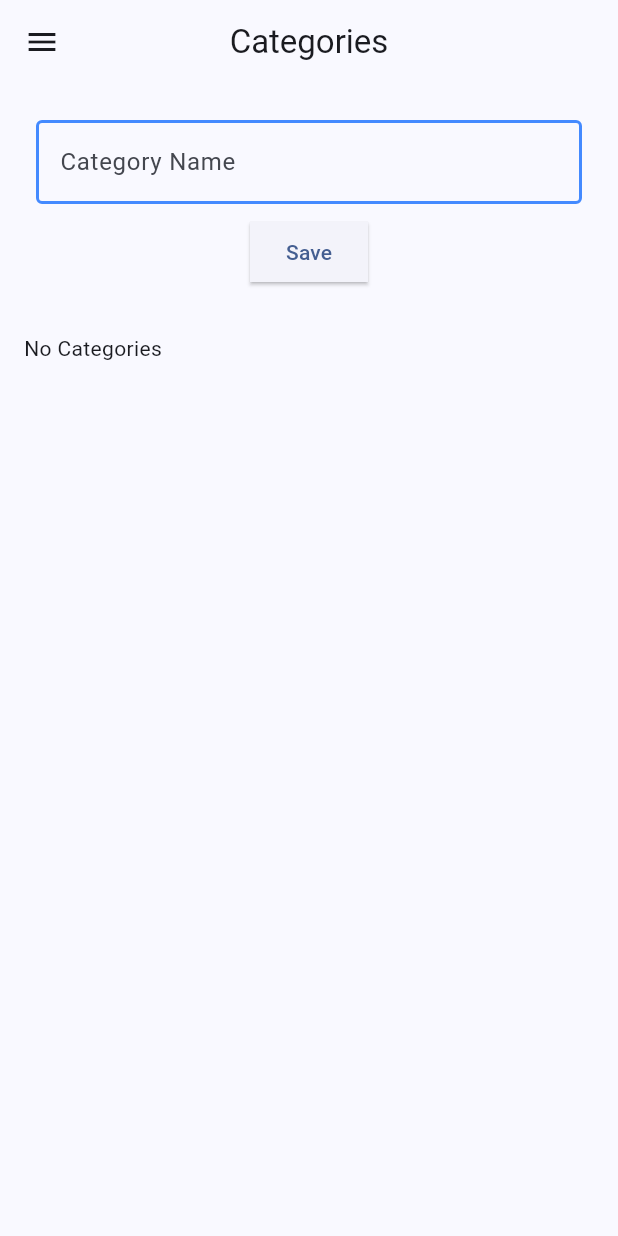
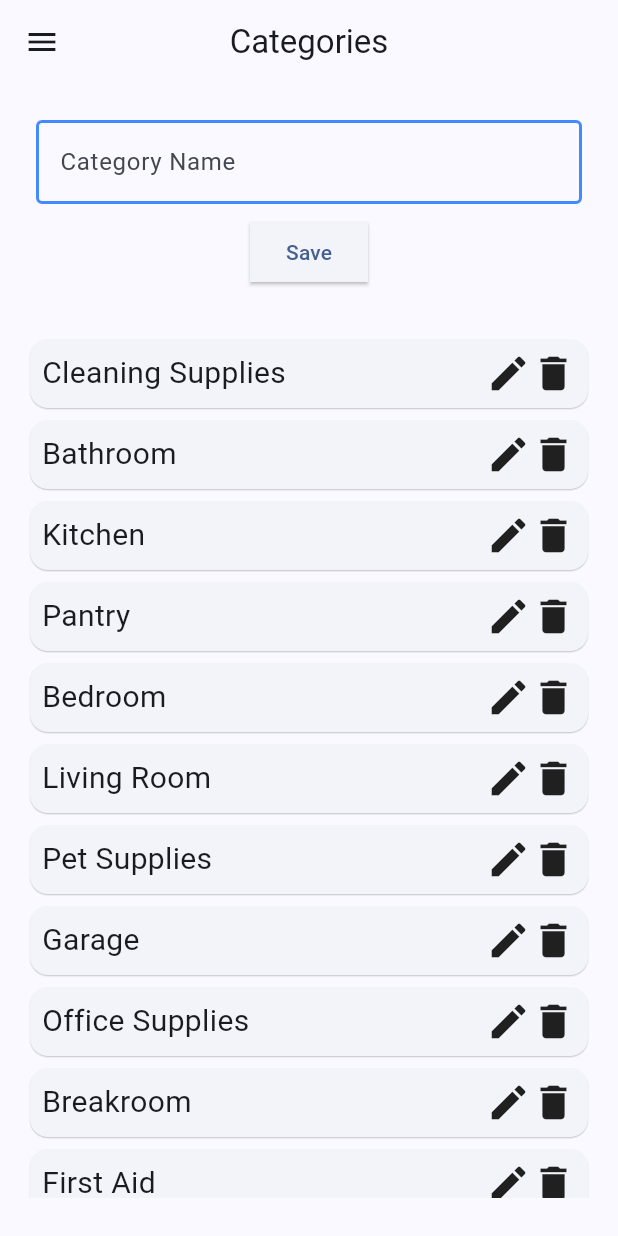
Before and after one commit to jainil30/Check_List, a Flutter app: the CategoryScreen screen opened directly, on a phone screen of 412 x 824 dp. Run offline on Flutter 3.47's test engine with Material 3 defaults, Android fonts, the phone set to English and light mode, and no system bars; our stand-ins replace flutter_native_contact_picker, flutter_slidable, get, hive; missing offline and left inert: syncfusion_flutter_pdf, whatsapp_unilink; accounts and stored records are empty; network calls fail.

Commit message:
Default Categories and Quantities

```diff
--- /dev/null
+++ b/lib/common/colors.dart
@@ -0,0 +1,3 @@
+import 'package:flutter/material.dart';
+
+final Color PRIMARY_COLOR = Colors.blueAccent;
--- a/lib/common/lists.dart
+++ b/lib/common/lists.dart
@@ -22,3 +22,32 @@ var drawerItems = [
   },
   {"title": "Add Items", "icon": Icon(Icons.add), "screen": AddItemScreen()},
 ];
+
+var categoryList = [
+  {"categoryName": "Cleaning Supplies"},
+  {"categoryName": "Bathroom"},
+  {"categoryName": "Kitchen"},
+  {"categoryName": "Pantry"},
+  {"categoryName": "Bedroom"},
+  {"categoryName": "Living Room"},
+  {"categoryName": "Pet Supplies"},
+  {"categoryName": "Garage"},
+  {"categoryName": "Office Supplies"},
+  {"categoryName": "Breakroom"},
+  {"categoryName": "First Aid"},
+  {"categoryName": "Technology"},
+  {"categoryName": "Gifts"},
+  {"categoryName": "DIY Projects"},
+  {"categoryName": "Seasonal"},
+  {"categoryName": "Other"},
+];
+
+var quantityList = [
+  {"quantityName": "Kilogram"},
+  {"quantityName": "Gram"},
+  {"quantityName": "Litre"},
+  {"quantityName": "Mililitre"},
+  {"quantityName": "Pack"},
+  {"quantityName": "Carton (24 Piece)"},
+  {"quantityName": "Dozen (12 Piece)"},
+];
--- a/lib/constants/string_constants.dart
+++ b/lib/constants/string_constants.dart
@@ -1,3 +1,6 @@
 const String CATEGORY_HIVE_BOX = "category";
 const String QUANTITY_HIVE_BOX = "quantity";
 const String ITEM_HIVE_BOX = "item";
+
+const String EMPTY_LIST_NOTE =
+    "No Items Available \n\n You need atleast 1 Category and 1 Quantity to Add Item";
--- a/lib/controllers/category_controller.dart
+++ b/lib/controllers/category_controller.dart
@@ -1,5 +1,6 @@
 import 'package:flutter/material.dart';
 import 'package:get/get.dart';
+import 'package:master_list/common/lists.dart';
 import 'package:master_list/models/CategoryModel.dart';
 import 'package:master_list/services/hive_services.dart';
 
@@ -13,11 +14,30 @@ class CategoryController extends GetxController {
 
   CategoryController() {
     hiveService = HiveServices();
+
+    fetchAllCategories();
+    if (categories.isEmpty) {
+      for (var category in categoryList) {
+        hiveService
+            .addCategory(CategoryModel(categoryName: category["categoryName"]));
+      }
+    }
+
     fetchAllCategories();
   }
 
   void addCategory(CategoryModel newCategory) {
-    hiveService.addCategory(newCategory);
+    if (categories
+        .where((element) => element.categoryName == newCategory.categoryName)
+        .isEmpty) {
+      hiveService.addCategory(newCategory);
+    } else {
+      Get.snackbar(
+          "${newCategory.categoryName} is already present in categories",
+          "Try adding some other category",
+          icon: Icon(Icons.category));
+    }
+
     fetchAllCategories();
   }
 
--- a/lib/services/hive_services.dart
+++ b/lib/services/hive_services.dart
@@ -10,6 +10,7 @@ class HiveServices {
   final itemBox = Boxes.getItemBox();
 
   void addCategory(CategoryModel category) {
+    print("Added CateGory :  ${category.categoryName}");
     categoryBox.add(category);
   }
 
@@ -28,6 +29,7 @@ class HiveServices {
 
 //Quantity Services
   void addQuantity(QuantityModel quantity) {
+    print("Added Quantity :  ${quantity.quantityName}");
     quantityBox.add(quantity);
   }
 
@@ -54,6 +56,7 @@ class HiveServices {
   }
 
   void editItem(int index, ItemModel item) {
+    print("Edit Index: ${index}");
     itemBox.putAt(index, item);
   }
 
--- a/lib/views/categories_screen.dart
+++ b/lib/views/categories_screen.dart
@@ -66,6 +66,7 @@ class CategoryScreen extends StatelessWidget {
                   () => (categoryController.categories.length != 0)
                       ? ListView.builder(
                           primary: true,
+                          // physics: BouncingScrollPhysics(),
                           itemBuilder: (context, index) {
                             return CustomListTileWidget(
                               index: index,
--- a/lib/widgets/text_form_field.dart
+++ b/lib/widgets/text_form_field.dart
@@ -22,7 +22,7 @@ class CustomTextFormField extends StatelessWidget {
       child: TextFormField(
         controller: controller,
         keyboardType: textInputType,
-        autovalidateMode: AutovalidateMode.onUserInteraction,
+        // autovalidateMode: AutovalidateMode.always,
         decoration: InputDecoration(
             hintText: hintText,
             labelText: labelText,
@@ -31,7 +31,7 @@ class CustomTextFormField extends StatelessWidget {
                 borderSide: BorderSide(color: color!, width: 2))),
         validator: (value) {
           if (value!.isEmpty) {
-            return "Field is mandatory";
+            return "${hintText} is mandatory";
           }
 
           if (textInputType == TextInputType.emailAddress) {
```
Also changed, not shown: lib/controllers/item_controller.dart (+13 -0 lines), lib/controllers/quantity_controller.dart (+18 -1 lines), lib/views/add_item_screen.dart (+47 -8 lines), lib/views/items_list_screen.dart (+48 -8 lines), lib/views/quantities_screen.dart (+10 -11 lines), lib/widgets/drawer_widget.dart (+8 -1 lines), pubspec.yaml (+5 -2 lines), pubspec.lock (deleted), 12 other files.
